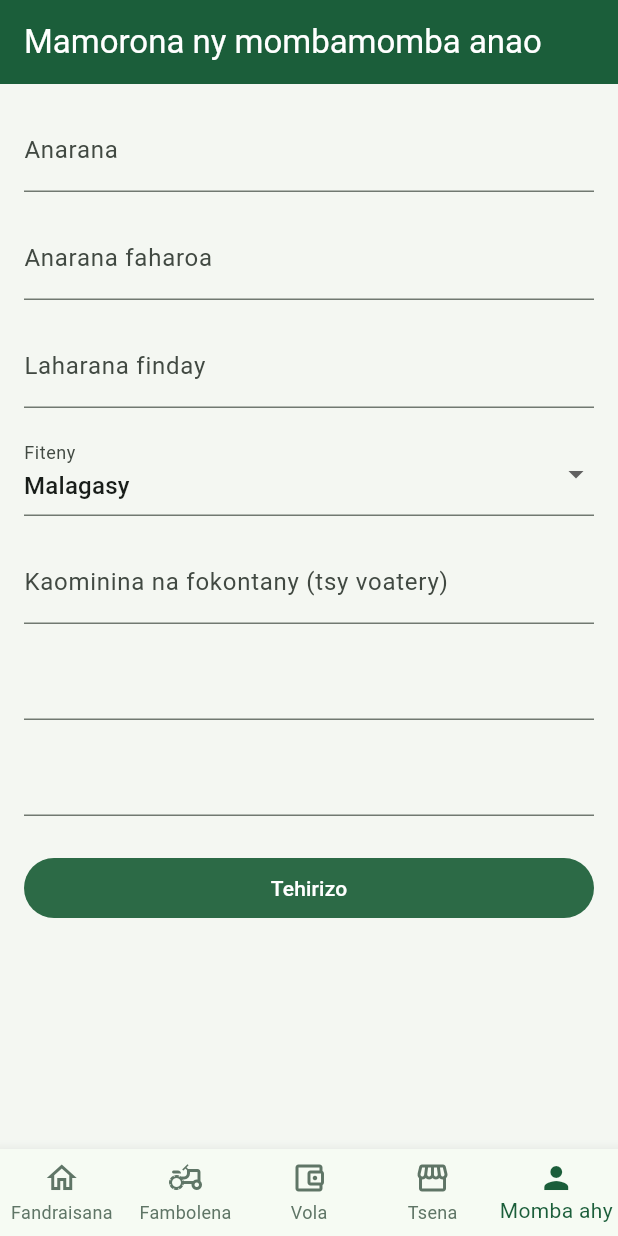
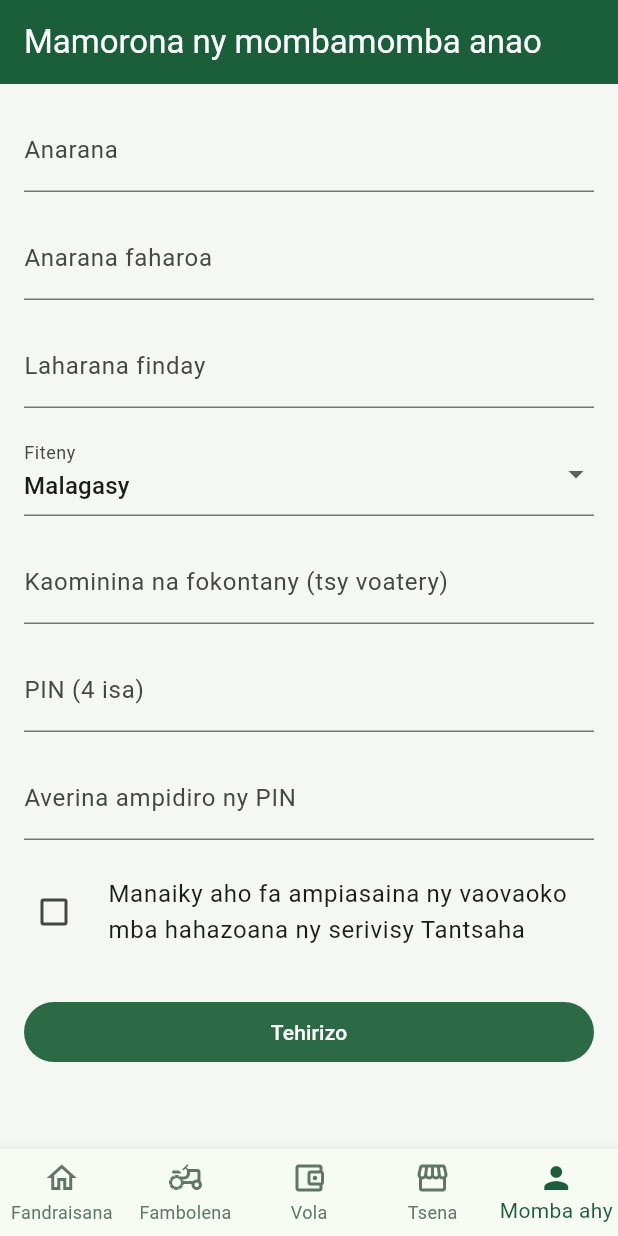
Before and after one commit to Cjaoh/MicfroFinanace_Tantsaha, a Flutter app: the screen it shows after launch, item 5 of the bottom bar chosen, on a phone screen of 412 x 824 dp. Run offline on Flutter 3.47's test engine with Material 3 defaults, Android fonts, the phone set to English and light mode, and no system bars; our stand-ins replace shared_preferences, sqflite; accounts and stored records are empty.

Commit message:
feat(profil): consentement obligatoire horodaté (PROF-01, 1.7)

```diff
--- a/lib/data/app_database.dart
+++ b/lib/data/app_database.dart
@@ -15,7 +15,7 @@ class AppDatabase {
   factory AppDatabase.forTesting(String path) => AppDatabase._(path);
 
   static const String _dbName = 'tantsaha.db';
-  static const int _dbVersion = 4;
+  static const int _dbVersion = 5;
 
   static const String transactionsTable = 'transactions';
   static const String usersTable = 'users';
@@ -62,8 +62,8 @@ class AppDatabase {
       'CREATE INDEX idx_transactions_date ON $transactionsTable (date)';
 
   // Profil de l'utilisateur local (version 3). Une seule ligne attendue au MVP.
-  // Les colonnes du PIN ne figurent pas ici : elles sont ajoutées en version 4
-  // (voir _ajoutPinSql).
+  // Les colonnes du PIN et du consentement ne figurent pas ici : elles sont
+  // ajoutées en versions 4 et 5 (voir _ajoutPinSql et _ajoutConsentementSql).
   static const String _createUsersSql = '''
     CREATE TABLE $usersTable (
       id TEXT PRIMARY KEY,
@@ -84,6 +84,12 @@ class AppDatabase {
     'ALTER TABLE $usersTable ADD COLUMN pin_sel TEXT',
   ];
 
+  // Horodatage du consentement, en millisecondes depuis l'époque (version 5).
+  // Nullable : les profils créés avant cette version n'ont pas de consentement
+  // enregistré.
+  static const String _ajoutConsentementSql =
+      'ALTER TABLE $usersTable ADD COLUMN consentement_at INTEGER';
+
   Future<void> _onCreate(Database db, int version) async {
     await db.execute(_createTransactionsSql);
     await db.execute(_createDateIndexSql);
@@ -91,6 +97,7 @@ class AppDatabase {
     for (final sql in _ajoutPinSql) {
       await db.execute(sql);
     }
+    await db.execute(_ajoutConsentementSql);
   }
 
   /// Migrations successives. Chaque `if (oldVersion < N)` ne s'exécute que
@@ -130,6 +137,11 @@ class AppDatabase {
         await db.execute(sql);
       }
     }
+
+    if (oldVersion < 5) {
+      // Ajout de l'horodatage du consentement. Les lignes existantes gardent NULL.
+      await db.execute(_ajoutConsentementSql);
+    }
   }
 
   /// Ferme la connexion (utile pour les tests).
--- a/lib/l10n/app_fr.arb
+++ b/lib/l10n/app_fr.arb
@@ -55,5 +55,7 @@
   "profileErrorPinLongueur": "Le code doit comporter 4 chiffres",
   "profileErrorPinChiffres": "Chiffres seulement",
   "profileErrorPinTrivial": "Choisissez un code moins évident (pas 1111 ni 1234)",
-  "profileErrorPinConfirm": "Les deux codes ne correspondent pas"
+  "profileErrorPinConfirm": "Les deux codes ne correspondent pas",
+  "profileConsent": "J'accepte que mes informations soient utilisées pour accéder au service Tantsaha",
+  "profileErrorConsent": "Veuillez accepter pour continuer"
 }
--- a/lib/l10n/app_localizations.dart
+++ b/lib/l10n/app_localizations.dart
@@ -397,6 +397,54 @@ abstract class AppLocalizations {
   /// In mg, this message translates to:
   /// **'Laharana finday marina, manomboka amin\'ny 03'**
   String get profileErrorTelephone;
+
+  /// No description provided for @profilePin.
+  ///
+  /// In mg, this message translates to:
+  /// **'PIN (4 isa)'**
+  String get profilePin;
+
+  /// No description provided for @profilePinConfirm.
+  ///
+  /// In mg, this message translates to:
+  /// **'Averina ampidiro ny PIN'**
+  String get profilePinConfirm;
+
+  /// No description provided for @profileErrorPinLongueur.
+  ///
+  /// In mg, this message translates to:
+  /// **'Ny PIN tokony hisy isa 4'**
+  String get profileErrorPinLongueur;
+
+  /// No description provided for @profileErrorPinChiffres.
+  ///
+  /// In mg, this message translates to:
+  /// **'Isa ihany no azo ampiasaina'**
+  String get profileErrorPinChiffres;
+
+  /// No description provided for @profileErrorPinTrivial.
+  ///
+  /// In mg, this message translates to:
+  /// **'Safidio PIN hafa, tsy 1111 na 1234'**
+  String get profileErrorPinTrivial;
+
+  /// No description provided for @profileErrorPinConfirm.
+  ///
+  /// In mg, this message translates to:
+  /// **'Tsy mitovy ny PIN roa'**
+  String get profileErrorPinConfirm;
+
+  /// No description provided for @profileConsent.
+  ///
+  /// In mg, this message translates to:
+  /// **'Manaiky aho fa ampiasaina ny vaovaoko mba hahazoana ny serivisy Tantsaha'**
+  String get profileConsent;
+
+  /// No description provided for @profileErrorConsent.
+  ///
+  /// In mg, this message translates to:
+  /// **'Ampio ny fanekenao mba hitohy'**
+  String get profileErrorConsent;
 }
 
 class _AppLocalizationsDelegate
--- a/lib/l10n/app_localizations_mg.dart
+++ b/lib/l10n/app_localizations_mg.dart
@@ -158,4 +158,29 @@ class AppLocalizationsMg extends AppLocalizations {
   @override
   String get profileErrorTelephone =>
       'Laharana finday marina, manomboka amin\'ny 03';
+
+  @override
+  String get profilePin => 'PIN (4 isa)';
+
+  @override
+  String get profilePinConfirm => 'Averina ampidiro ny PIN';
+
+  @override
+  String get profileErrorPinLongueur => 'Ny PIN tokony hisy isa 4';
+
+  @override
+  String get profileErrorPinChiffres => 'Isa ihany no azo ampiasaina';
+
+  @override
+  String get profileErrorPinTrivial => 'Safidio PIN hafa, tsy 1111 na 1234';
+
+  @override
+  String get profileErrorPinConfirm => 'Tsy mitovy ny PIN roa';
+
+  @override
+  String get profileConsent =>
+      'Manaiky aho fa ampiasaina ny vaovaoko mba hahazoana ny serivisy Tantsaha';
+
+  @override
+  String get profileErrorConsent => 'Ampio ny fanekenao mba hitohy';
 }
--- a/lib/l10n/app_mg.arb
+++ b/lib/l10n/app_mg.arb
@@ -73,5 +73,7 @@
   "profileErrorPinLongueur": "Ny PIN tokony hisy isa 4",
   "profileErrorPinChiffres": "Isa ihany no azo ampiasaina",
   "profileErrorPinTrivial": "Safidio PIN hafa, tsy 1111 na 1234",
-  "profileErrorPinConfirm": "Tsy mitovy ny PIN roa"
+  "profileErrorPinConfirm": "Tsy mitovy ny PIN roa",
+  "profileConsent": "Manaiky aho fa ampiasaina ny vaovaoko mba hahazoana ny serivisy Tantsaha",
+  "profileErrorConsent": "Ampio ny fanekenao mba hitohy"
 }
--- a/lib/models/user_profile.dart
+++ b/lib/models/user_profile.dart
@@ -2,7 +2,7 @@ import '../domain/phone_validation.dart';
 
 enum LangueProfil { malagasy, francais }
 
-enum ChampProfil { prenom, nom, telephone }
+enum ChampProfil { prenom, nom, telephone, consentement }
 
 class UserProfile {
   const UserProfile._({
@@ -13,6 +13,7 @@ class UserProfile {
     this.commune,
     this.pinHash,
     this.pinSel,
+    this.consentementLe,
   });
 
   final String prenom;
@@ -32,18 +33,28 @@ class UserProfile {
   /// Sel utilisé pour hasher le PIN. Null tant qu'aucun PIN n'est défini.
   final String? pinSel;
 
+  /// Date et heure du consentement. Obligatoire à la création, donc non null
+  /// pour tout profil créé par [creer].
+  final DateTime? consentementLe;
+
   /// Vrai si un PIN est défini pour ce profil.
   bool get aUnPin => pinHash != null && pinSel != null;
 
+  /// Vrai si le consentement a été donné.
+  bool get aConsenti => consentementLe != null;
+
   /// Crée un profil à partir de la saisie brute.
   /// Retourne la liste des champs invalides si la saisie est refusée.
-  /// Le PIN n'est pas demandé ici : il est défini ensuite.
+  /// Le consentement est obligatoire : sans lui, la saisie est refusée.
+  /// [maintenant] permet de fixer la date du consentement dans les tests.
   static ResultatProfil creer({
     required String prenom,
     required String nom,
     required String telephoneSaisi,
     required LangueProfil langue,
+    required bool consentement,
     String? commune,
+    DateTime? maintenant,
   }) {
     final prenomNettoye = prenom.trim();
     final nomNettoye = nom.trim();
@@ -53,6 +64,7 @@ class UserProfile {
       if (prenomNettoye.isEmpty) ChampProfil.prenom,
       if (nomNettoye.isEmpty) ChampProfil.nom,
       if (!telephone.estValide) ChampProfil.telephone,
+      if (!consentement) ChampProfil.consentement,
     ];
     if (erreurs.isNotEmpty) {
       return ResultatProfil.invalide(erreurs);
@@ -65,13 +77,14 @@ class UserProfile {
         telephone: telephone.normalise!,
         langue: langue,
         commune: _nettoyerCommune(commune),
+        consentementLe: maintenant ?? DateTime.now(),
       ),
     );
   }
 
   /// Corrige les données modifiables. Le téléphone ne change pas.
   /// Les champs PIN ne sont modifiés que si on les fournit, sauf
-  /// [effacerPin] qui les remet à null.
+  /// [effacerPin] qui les remet à null. Le consentement n'est pas modifiable.
   UserProfile copyWith({
     String? prenom,
     String? nom,
@@ -95,6 +108,7 @@ class UserProfile {
           : (commune != null ? _nettoyerCommune(commune) : this.commune),
       pinHash: effacerPin ? null : (pinHash ?? this.pinHash),
       pinSel: effacerPin ? null : (pinSel ?? this.pinSel),
+      consentementLe: consentementLe,
     );
   }
 
@@ -108,6 +122,7 @@ class UserProfile {
     String? commune,
     String? pinHash,
     String? pinSel,
+    DateTime? consentementLe,
   }) {
     return UserProfile._(
       prenom: prenom,
@@ -117,6 +132,7 @@ class UserProfile {
       commune: _nettoyerCommune(commune),
       pinHash: pinHash,
       pinSel: pinSel,
+      consentementLe: consentementLe,
     );
   }
 
--- a/lib/screens/profil/creation_profil_screen.dart
+++ b/lib/screens/profil/creation_profil_screen.dart
@@ -7,9 +7,9 @@ import '../../l10n/app_localizations.dart';
 import '../../models/user_profile.dart';
 
 /// Formulaire de création du profil (PROF-01).
-/// La validation des informations est faite par UserProfile.creer, celle du
-/// PIN par validerPin. Le profil et son PIN sont enregistrés en une seule
-/// écriture, pour éviter un profil enregistré sans PIN.
+/// La validation des informations et du consentement est faite par
+/// UserProfile.creer, celle du PIN par validerPin. Le profil et son PIN sont
+/// enregistrés en une seule écriture, pour éviter un profil sans PIN.
 class CreationProfilScreen extends StatefulWidget {
   const CreationProfilScreen({
     super.key,
@@ -34,6 +34,7 @@ class _CreationProfilScreenState extends State<CreationProfilScreen> {
   final _pinCtrl = TextEditingController();
   final _pinConfirmCtrl = TextEditingController();
   LangueProfil _langue = LangueProfil.malagasy;
+  bool _consentement = false;
 
   ResultatProfil? _resultat;
   ErreurPin? _erreurPin;
@@ -59,6 +60,7 @@ class _CreationProfilScreenState extends State<CreationProfilScreen> {
       nom: _nomCtrl.text,
       telephoneSaisi: _telephoneCtrl.text,
       langue: _langue,
+      consentement: _consentement,
       commune: _communeCtrl.text,
     );
     final pin = _pinCtrl.text;
@@ -100,6 +102,7 @@ class _CreationProfilScreenState extends State<CreationProfilScreen> {
   Widget build(BuildContext context) {
     final l10n = AppLocalizations.of(context);
     final erreurPin = _erreurPin;
+    final couleurErreur = Theme.of(context).colorScheme.error;
 
     return Scaffold(
       appBar: AppBar(title: Text(l10n.profileTitle)),
@@ -193,6 +196,24 @@ class _CreationProfilScreenState extends State<CreationProfilScreen> {
               errorText: _pinsDifferents ? l10n.profileErrorPinConfirm : null,
             ),
           ),
+          const SizedBox(height: 16),
+          CheckboxListTile(
+            value: _consentement,
+            contentPadding: EdgeInsets.zero,
+            controlAffinity: ListTileControlAffinity.leading,
+            title: Text(l10n.profileConsent),
+            onChanged: _enregistrement
+                ? null
+                : (valeur) => setState(() => _consentement = valeur ?? false),
+          ),
+          if (_erreurs.contains(ChampProfil.consentement))
+            Padding(
+              padding: const EdgeInsets.only(left: 16),
+              child: Text(
+                l10n.profileErrorConsent,
+                style: TextStyle(color: couleurErreur),
+              ),
+            ),
           const SizedBox(height: 24),
           FilledButton(
             onPressed: _enregistrement ? null : _enregistrer,
```
Also changed, not shown: lib/data/user_profile_repository.dart (+9 -2 lines), lib/l10n/app_localizations_fr.dart (+26 -0 lines), 3 other files.
